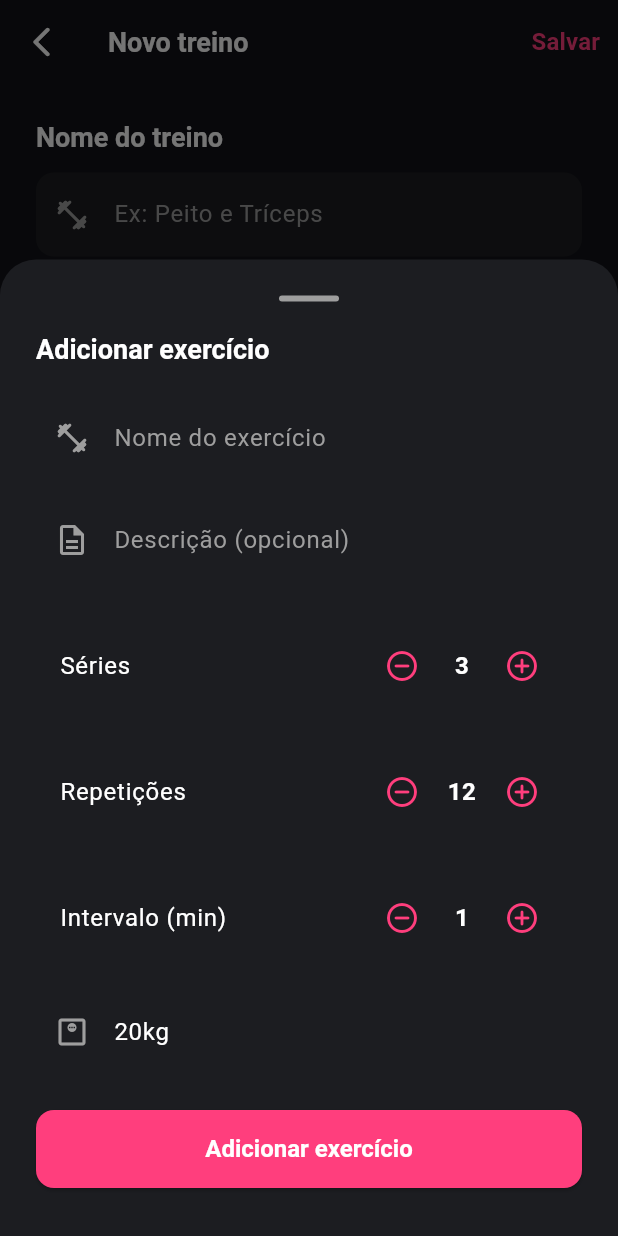
After one commit to victorhasse/patrique_app, a Flutter app: the CriarTreinoScreen screen opened directly, after a tap on "Adicionar", on a phone screen of 412 x 824 dp. The commit adds this screen. Run offline on Flutter 3.47's test engine with Material 3 defaults, Android fonts, the phone set to English and light mode, and no system bars; our stand-ins replace flutter_local_notifications, shared_preferences, shimmer, youtube_player_flutter; accounts and stored records are empty.

Commit message:
feat: add workout creation screen (criar_treino_screen)

```diff
--- /dev/null
+++ b/lib/features/treino/criar_treino_screen.dart
@@ -0,0 +1,531 @@
+import 'package:flutter/material.dart';
+import '../../core/theme/app_theme.dart';
+
+class CriarTreinoScreen extends StatefulWidget {
+  const CriarTreinoScreen({super.key});
+
+  @override
+  State<CriarTreinoScreen> createState() => _CriarTreinoScreenState();
+}
+
+class _CriarTreinoScreenState extends State<CriarTreinoScreen> {
+  final _nomeController = TextEditingController();
+  final List<Map<String, dynamic>> _exercicios = [];
+  Color _corSelecionada = AppTheme.primary;
+
+  final List<Color> _cores = [
+    AppTheme.primary,
+    const Color(0xFF7C3AED),
+    const Color(0xFF059669),
+    const Color(0xFFFF6B35),
+    const Color(0xFF0EA5E9),
+    const Color(0xFFEAB308),
+  ];
+
+  @override
+  void dispose() {
+    _nomeController.dispose();
+    super.dispose();
+  }
+
+  void _adicionarExercicio() {
+    showModalBottomSheet(
+      context: context,
+      backgroundColor: AppTheme.surface,
+      isScrollControlled: true,
+      shape: const RoundedRectangleBorder(
+        borderRadius: BorderRadius.vertical(top: Radius.circular(24)),
+      ),
+      builder: (_) => _ModalExercicio(
+        onAdicionar: (exercicio) {
+          setState(() => _exercicios.add(exercicio));
+        },
+      ),
+    );
+  }
+
+  void _removerExercicio(int index) {
+    setState(() => _exercicios.removeAt(index));
+  }
+
+  void _salvarTreino() {
+    if (_nomeController.text.isEmpty) {
+      ScaffoldMessenger.of(context).showSnackBar(
+        const SnackBar(
+          content: Text('Dê um nome para o treino!'),
+          backgroundColor: Colors.redAccent,
+        ),
+      );
+      return;
+    }
+
+    if (_exercicios.isEmpty) {
+      ScaffoldMessenger.of(context).showSnackBar(
+        const SnackBar(
+          content: Text('Adicione pelo menos um exercício!'),
+          backgroundColor: Colors.redAccent,
+        ),
+      );
+      return;
+    }
+
+    ScaffoldMessenger.of(context).showSnackBar(
+      const SnackBar(
+        content: Text('Treino criado com sucesso!'),
+        backgroundColor: AppTheme.primary,
+      ),
+    );
+    Navigator.pop(context);
+  }
+
+  @override
+  Widget build(BuildContext context) {
+    return Scaffold(
+      appBar: AppBar(
+        backgroundColor: AppTheme.background,
+        elevation: 0,
+        leading: IconButton(
+          icon: const Icon(Icons.arrow_back_ios_rounded,
+              color: AppTheme.white),
+          onPressed: () => Navigator.pop(context),
+        ),
+        title: Text('Novo treino',
+            style: Theme.of(context).textTheme.titleLarge),
+        actions: [
+          TextButton(
+            onPressed: _salvarTreino,
+            child: const Text(
+              'Salvar',
+              style: TextStyle(
+                color: AppTheme.primary,
+                fontWeight: FontWeight.w600,
+                fontSize: 16,
+              ),
+            ),
+          ),
+        ],
+      ),
+      body: SingleChildScrollView(
+        padding: const EdgeInsets.all(24),
+        child: Column(
+          crossAxisAlignment: CrossAxisAlignment.start,
+          children: [
+            // Nome do treino
+            Text('Nome do treino',
+                style: Theme.of(context).textTheme.titleLarge),
+            const SizedBox(height: 12),
+            TextField(
+              controller: _nomeController,
+              textCapitalization: TextCapitalization.words,
+              decoration: const InputDecoration(
+                hintText: 'Ex: Peito e Tríceps',
+                prefixIcon: Icon(Icons.fitness_center_rounded,
+                    color: AppTheme.grey),
+              ),
+            ),
+
+            const SizedBox(height: 32),
+
+            // Cor do treino
+            Text('Cor do treino',
+                style: Theme.of(context).textTheme.titleLarge),
+            const SizedBox(height: 12),
+            Row(
+              children: _cores.map((cor) {
+                final selecionada = _corSelecionada == cor;
+                return GestureDetector(
+                  onTap: () => setState(() => _corSelecionada = cor),
+                  child: AnimatedContainer(
+                    duration: const Duration(milliseconds: 200),
+                    margin: const EdgeInsets.only(right: 12),
+                    width: selecionada ? 40 : 32,
+                    height: selecionada ? 40 : 32,
+                    decoration: BoxDecoration(
+                      color: cor,
+                      shape: BoxShape.circle,
+                      border: selecionada
+                          ? Border.all(color: Colors.white, width: 2)
+                          : null,
+                    ),
+                    child: selecionada
+                        ? const Icon(Icons.check_rounded,
+                            color: Colors.white, size: 18)
+                        : null,
+                  ),
+                );
+              }).toList(),
+            ),
+
+            const SizedBox(height: 32),
+
+            // Exercícios
+            Row(
+              mainAxisAlignment: MainAxisAlignment.spaceBetween,
+              children: [
+                Text('Exercícios',
+                    style: Theme.of(context).textTheme.titleLarge),
+                TextButton.icon(
+                  onPressed: _adicionarExercicio,
+                  icon: const Icon(Icons.add_rounded,
+                      color: AppTheme.primary, size: 20),
+                  label: const Text(
+                    'Adicionar',
+                    style: TextStyle(color: AppTheme.primary),
+                  ),
+                ),
+              ],
+            ),
+            const SizedBox(height: 12),
+
+            // Lista de exercícios
+            if (_exercicios.isEmpty)
+              Container(
+                width: double.infinity,
+                padding: const EdgeInsets.all(32),
+                decoration: BoxDecoration(
+                  color: AppTheme.surface,
+                  borderRadius: BorderRadius.circular(16),
+                  border: Border.all(
+                    color: AppTheme.primary.withValues(alpha: 0.2),
+                    style: BorderStyle.solid,
+                  ),
+                ),
+                child: Column(
+                  children: [
+                    Icon(Icons.add_circle_outline_rounded,
+                        color: AppTheme.grey, size: 48),
+                    const SizedBox(height: 12),
+                    Text(
+                      'Nenhum exercício ainda',
+                      style: Theme.of(context).textTheme.titleMedium,
+                    ),
+                    const SizedBox(height: 4),
+                    Text(
+                      'Toque em "Adicionar" para incluir exercícios',
+                      style: Theme.of(context).textTheme.bodyMedium,
+                      textAlign: TextAlign.center,
+                    ),
+                  ],
+                ),
+              )
+            else
+              ReorderableListView.builder(
+                shrinkWrap: true,
+                physics: const NeverScrollableScrollPhysics(),
+                itemCount: _exercicios.length,
+                onReorder: (oldIndex, newIndex) {
+                  setState(() {
+                    if (newIndex > oldIndex) newIndex--;
+                    final item = _exercicios.removeAt(oldIndex);
+                    _exercicios.insert(newIndex, item);
+                  });
+                },
+                itemBuilder: (context, index) {
+                  final ex = _exercicios[index];
+                  return Container(
+                    key: ValueKey(index),
+                    margin: const EdgeInsets.only(bottom: 12),
+                    padding: const EdgeInsets.all(16),
+                    decoration: BoxDecoration(
+                      color: AppTheme.surface,
+                      borderRadius: BorderRadius.circular(16),
+                    ),
+                    child: Row(
+                      children: [
+                        // Número
+                        Container(
+                          width: 36,
+                          height: 36,
+                          decoration: BoxDecoration(
+                            color: _corSelecionada.withValues(alpha: 0.15),
+                            shape: BoxShape.circle,
+                          ),
+                          child: Center(
+                            child: Text(
+                              '${index + 1}',
+                              style: TextStyle(
+                                color: _corSelecionada,
+                                fontWeight: FontWeight.w700,
+                              ),
+                            ),
+                          ),
+                        ),
+                        const SizedBox(width: 12),
+                        // Infos
+                        Expanded(
+                          child: Column(
+                            crossAxisAlignment: CrossAxisAlignment.start,
+                            children: [
+                              Text(
+                                ex['nome'],
+                                style: Theme.of(context)
+                                    .textTheme
+                                    .titleMedium,
+                              ),
+                              const SizedBox(height: 4),
+                              Text(
+                                '${ex['series']}x${ex['repeticoes']}  •  ${ex['carga']}  •  ${ex['intervalo']}min',
+                                style: Theme.of(context)
+                                    .textTheme
+                                    .bodyMedium,
+                              ),
+                            ],
+                          ),
+                        ),
+                        // Deletar
+                        IconButton(
+                          onPressed: () => _removerExercicio(index),
+                          icon: const Icon(Icons.delete_outline_rounded,
+                              color: Colors.redAccent, size: 20),
+                        ),
+                        // Arrastar
+                        const Icon(Icons.drag_handle_rounded,
+                            color: AppTheme.grey, size: 20),
+                      ],
+                    ),
+                  );
+                },
+              ),
+
+            const SizedBox(height: 24),
+
+            // Botão salvar
+            ElevatedButton(
+              onPressed: _salvarTreino,
+              style: ElevatedButton.styleFrom(
+                backgroundColor: _corSelecionada,
+              ),
+              child: const Text('Salvar treino'),
+            ),
+
+            const SizedBox(height: 32),
+          ],
+        ),
+      ),
+    );
+  }
+}
+
+// Modal para adicionar exercício
+class _ModalExercicio extends StatefulWidget {
+  final Function(Map<String, dynamic>) onAdicionar;
+
+  const _ModalExercicio({required this.onAdicionar});
+
+  @override
+  State<_ModalExercicio> createState() => _ModalExercicioState();
+}
+
+class _ModalExercicioState extends State<_ModalExercicio> {
+  final _nomeController = TextEditingController();
+  final _cargaController = TextEditingController(text: '20kg');
+  final _descricaoController = TextEditingController();
+  int _series = 3;
+  int _repeticoes = 12;
+  int _intervalo = 1;
+
+  @override
+  void dispose() {
+    _nomeController.dispose();
+    _cargaController.dispose();
+    _descricaoController.dispose();
+    super.dispose();
+  }
+
+  void _adicionar() {
+    if (_nomeController.text.isEmpty) {
+      ScaffoldMessenger.of(context).showSnackBar(
+        const SnackBar(
+          content: Text('Digite o nome do exercício!'),
+          backgroundColor: Colors.redAccent,
+        ),
+      );
+      return;
+    }
+
+    widget.onAdicionar({
+      'nome': _nomeController.text,
+      'descricao': _descricaoController.text.isEmpty
+          ? 'Execute o movimento com controle e foco na musculatura alvo.'
+          : _descricaoController.text,
+      'series': _series,
+      'repeticoes': '$_repeticoes',
+      'carga': _cargaController.text,
+      'intervalo': _intervalo,
+      'videoId': 'dQw4w9WgXcQ',
+    });
+
+    Navigator.pop(context);
+  }
+
+  @override
+  Widget build(BuildContext context) {
+    return Padding(
+      padding: EdgeInsets.only(
+        bottom: MediaQuery.of(context).viewInsets.bottom,
+        left: 24,
+        right: 24,
+        top: 24,
+      ),
+      child: SingleChildScrollView(
+        child: Column(
+          crossAxisAlignment: CrossAxisAlignment.start,
+          mainAxisSize: MainAxisSize.min,
+          children: [
+            // Handle
+            Center(
+              child: Container(
+                width: 40,
+                height: 4,
+                decoration: BoxDecoration(
+                  color: AppTheme.grey,
+                  borderRadius: BorderRadius.circular(2),
+                ),
+              ),
+            ),
+            const SizedBox(height: 20),
+
+            Text('Adicionar exercício',
+                style: Theme.of(context).textTheme.titleLarge),
+            const SizedBox(height: 20),
+
+            // Nome
+            TextField(
+              controller: _nomeController,
+              textCapitalization: TextCapitalization.words,
+              decoration: const InputDecoration(
+                hintText: 'Nome do exercício',
+                prefixIcon: Icon(Icons.fitness_center_rounded,
+                    color: AppTheme.grey),
+              ),
+            ),
+
+            const SizedBox(height: 12),
+
+            // Descrição
+            TextField(
+              controller: _descricaoController,
+              decoration: const InputDecoration(
+                hintText: 'Descrição (opcional)',
+                prefixIcon:
+                    Icon(Icons.description_outlined, color: AppTheme.grey),
+              ),
+            ),
+
+            const SizedBox(height: 20),
+
+            // Séries
+            _Contador(
+              label: 'Séries',
+              valor: _series,
+              onMenos: () =>
+                  setState(() => _series = (_series - 1).clamp(1, 10)),
+              onMais: () =>
+                  setState(() => _series = (_series + 1).clamp(1, 10)),
+            ),
+
+            const SizedBox(height: 12),
+
+            // Repetições
+            _Contador(
+              label: 'Repetições',
+              valor: _repeticoes,
+              onMenos: () => setState(
+                  () => _repeticoes = (_repeticoes - 1).clamp(1, 50)),
+              onMais: () => setState(
+                  () => _repeticoes = (_repeticoes + 1).clamp(1, 50)),
+            ),
+
+            const SizedBox(height: 12),
+
+            // Intervalo
+            _Contador(
+              label: 'Intervalo (min)',
+              valor: _intervalo,
+              onMenos: () => setState(
+                  () => _intervalo = (_intervalo - 1).clamp(1, 10)),
+              onMais: () => setState(
+                  () => _intervalo = (_intervalo + 1).clamp(1, 10)),
+            ),
+
+            const SizedBox(height: 12),
+
+            // Carga
+            TextField(
+              controller: _cargaController,
+              decoration: const InputDecoration(
+                hintText: 'Carga (ex: 20kg, Peso corporal)',
+                prefixIcon: Icon(Icons.monitor_weight_outlined,
+                    color: AppTheme.grey),
+              ),
+            ),
+
+            const SizedBox(height: 24),
+
+            ElevatedButton(
+              onPressed: _adicionar,
+              child: const Text('Adicionar exercício'),
+            ),
+
+            const SizedBox(height: 32),
+          ],
+        ),
+      ),
+    );
+  }
+}
+
+class _Contador extends StatelessWidget {
+  final String label;
+  final int valor;
+  final VoidCallback onMenos;
+  final VoidCallback onMais;
+
+  const _Contador({
+    required this.label,
+    required this.valor,
+    required this.onMenos,
+    required this.onMais,
+  });
+
+  @override
+  Widget build(BuildContext context) {
+    return Container(
+      padding: const EdgeInsets.symmetric(horizontal: 16, vertical: 12),
+      decoration: BoxDecoration(
+        color: AppTheme.surface,
+        borderRadius: BorderRadius.circular(12),
+      ),
+      child: Row(
+        children: [
+          Expanded(
+            child: Text(label,
+                style: Theme.of(context).textTheme.bodyLarge),
+          ),
+          IconButton(
+            onPressed: onMenos,
+            icon: const Icon(Icons.remove_circle_outline_rounded,
+                color: AppTheme.primary),
+          ),
+          SizedBox(
+            width: 32,
+            child: Text(
+              '$valor',
+              textAlign: TextAlign.center,
+              style: const TextStyle(
+                color: AppTheme.white,
+                fontSize: 16,
+                fontWeight: FontWeight.w700,
+              ),
+            ),
+          ),
+          IconButton(
+            onPressed: onMais,
+            icon: const Icon(Icons.add_circle_outline_rounded,
+                color: AppTheme.primary),
+          ),
+        ],
+      ),
+    );
+  }
+}
```
Also changed, not shown: lib/features/treino/treino_screen.dart (+20 -4 lines).
